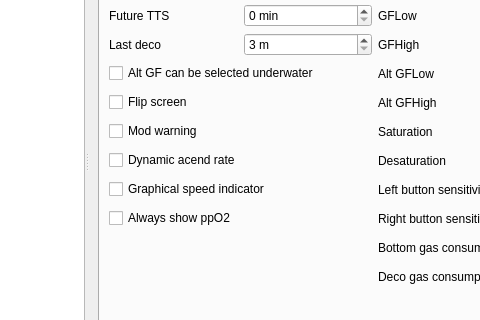
Qt form qt-ui/configuredivecomputerdialog.ui (subsurface/subsurface) before a commit; both pictures show x 166 to 646 and y 184 to 504 of the 842 by 614 pixel window.
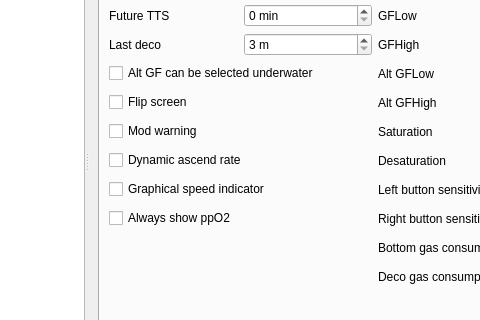
The same form after that commit. The open tabs and pages were chosen to show the change. Icons and pictures are not drawn.

Commit message: Fix typo in UI string

What changed in the file:
```diff
--- a/qt-ui/configuredivecomputerdialog.ui
+++ b/qt-ui/configuredivecomputerdialog.ui
@@ -918,7 +918,7 @@
             <item row="9" column="0" colspan="2">
              <widget class="QCheckBox" name="dynamicAscendRate">
               <property name="text">
-               <string>Dynamic acend rate</string>
+               <string>Dynamic ascend rate</string>
               </property>
              </widget>
             </item>
```
The commit also changes 1 other file.
